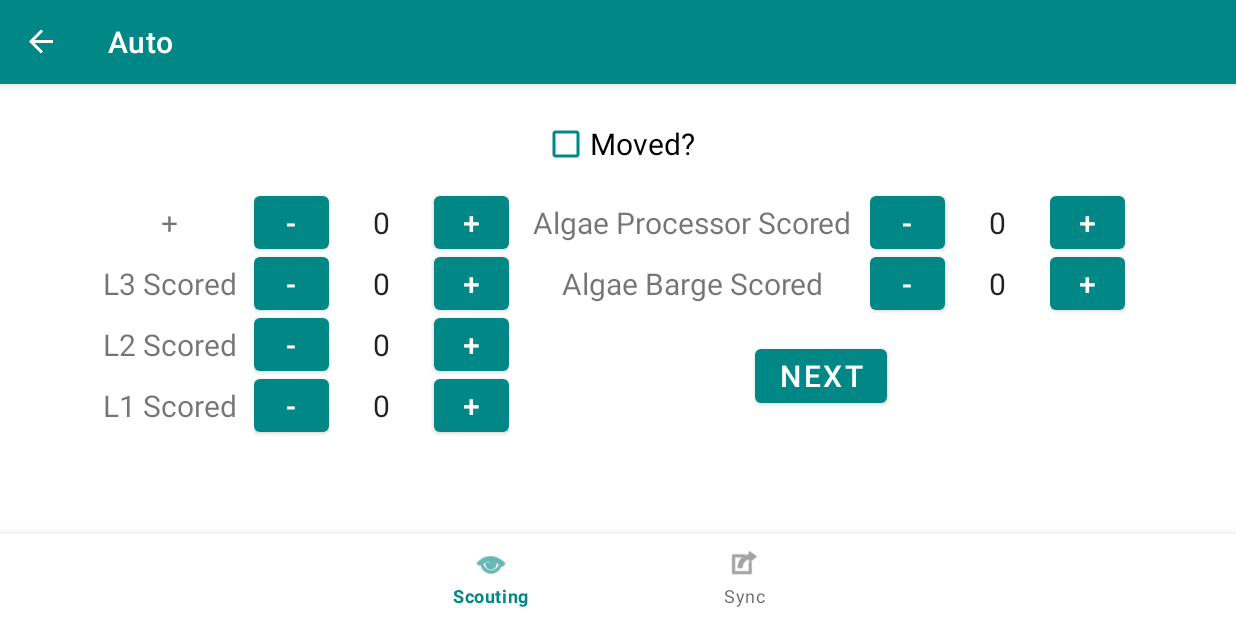
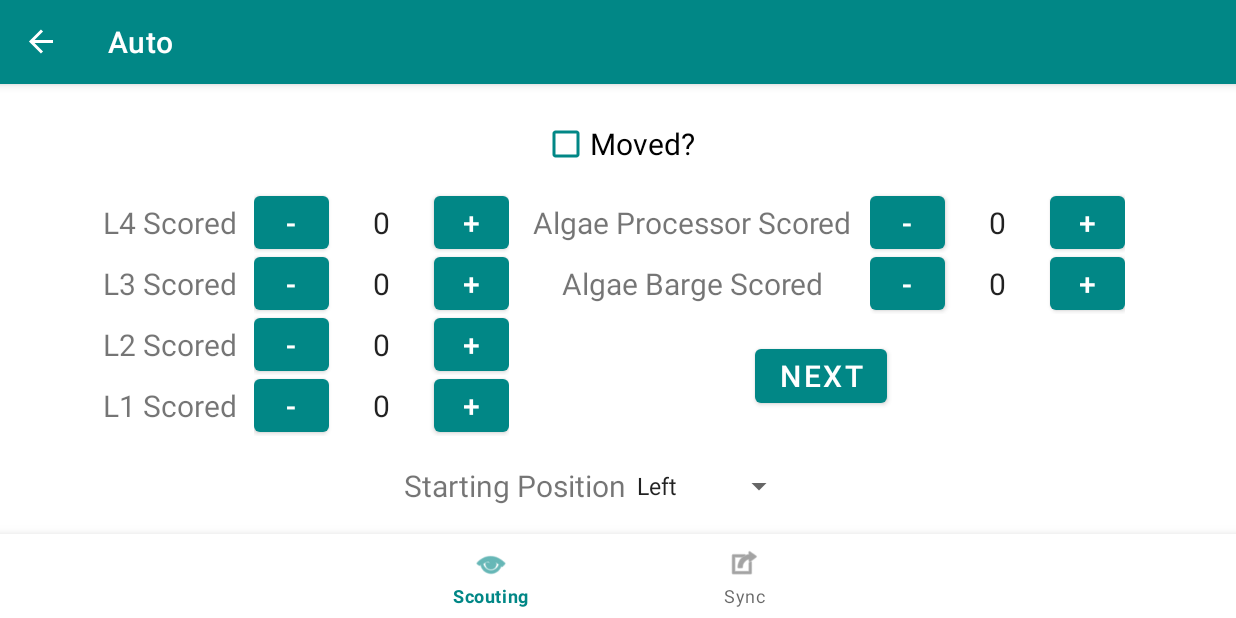
Before and after one commit to team2718/ScoutingAppCharm, an Android app built with Jetpack Compose: the FragmentScoutingAuto screen opened through its navigation route, on a phone screen of 824 x 412 dp (held sideways). Run offline under Robolectric (Android 15) with nearby library versions, the phone set to English and light mode, and no system bars; our stand-ins replace Room's generated code, navigation-ui.

```diff
--- a/app/src/main/res/layout/fragment_scouting_auto.xml
+++ b/app/src/main/res/layout/fragment_scouting_auto.xml
@@ -5,6 +5,41 @@
     android:layout_width="match_parent"
     android:layout_height="match_parent"
     tools:context=".scouting.FragmentScoutingAuto">
+
+    <LinearLayout
+        android:id="@+id/linearLayout2"
+        android:layout_width="wrap_content"
+        android:layout_height="wrap_content"
+        android:layout_marginTop="180dp"
+        android:orientation="horizontal"
+        app:layout_constraintEnd_toEndOf="parent"
+        app:layout_constraintHorizontal_bias="0.477"
+        app:layout_constraintStart_toStartOf="parent"
+        app:layout_constraintTop_toBottomOf="@+id/movedCheckbox">
+
+        <TableRow
+            android:layout_width="match_parent"
+            android:layout_height="match_parent"
+            android:gravity="center">
+
+            <TextView
+                android:layout_width="wrap_content"
+                android:layout_height="wrap_content"
+                android:gravity="center"
+                android:text="@string/startpos"
+                android:textSize="20sp" />
+
+            <Spinner
+                android:id="@+id/spinner"
+                android:layout_width="match_parent"
+                android:layout_height="wrap_content"
+                android:layout_gravity="center"
+                android:entries="@array/startPosTypes"
+                android:minHeight="48dp"
+                android:spinnerMode="dialog" />
+
+        </TableRow>
+    </LinearLayout>
 
     <CheckBox
         android:id="@+id/movedCheckbox"
--- a/app/src/main/res/values/strings.xml
+++ b/app/src/main/res/values/strings.xml
@@ -17,7 +17,7 @@
     <string name="AL1Scored">L1 Scored</string>
     <string name="AL2Scored">L2 Scored</string>
     <string name="AL3Scored">L3 Scored</string>
-    <string name="AL4Scored">+</string>
+    <string name="AL4Scored">L4 Scored</string>
     <string name="Aalgae_barge_scored">Algae Barge Scored</string>
     <string name="Aalgae_processor_scored">Algae Processor Scored</string>
     <string name="Adislodged_algae">Dislodged Algae?</string>
@@ -56,11 +56,25 @@
         <item>4</item>
         <item>5</item>
     </string-array>
+    <string-array name="allianceSides">
+        <item>Red</item>
+        <item>Blue</item>
+    </string-array>
     <string-array name="hangTypes">
         <item>None</item>
         <item>Park</item>
         <item>Shallow</item>
         <item>Deep</item>
+    </string-array>
+    <string-array name="startPosTypes">
+        <item>Left</item>
+        <item>Middle</item>
+        <item>Right</item>
+    </string-array>
+    <string-array name="cardTypes">
+        <item>None</item>
+        <item>Yellow</item>
+        <item>Red</item>
     </string-array>
     <!-- TODO: Remove or change this placeholder text -->
     <string name="hello_blank_fragment">Hello blank fragment</string>
@@ -76,7 +90,10 @@
     <string name="navbar_scouting_match_info">Match Info</string>
     <string name="continue_report_subtext">Match %d  Team %d</string>
     <string name="hang">Hang</string>
+    <string name="startpos">Starting Position</string>
     <string name="Talgae_human_scored">Algae Human Scored</string>
     <string name="navbar_post_match">Post Match</string>
     <string name="saved_matches">Saved Matches</string>
+    <string name="alliance">Alliance</string>
+    <string name="cards">Cards Recieved</string>
 </resources>
```
Also changed, not shown: app/src/main/res/layout/fragment_scouting_match_info.xml (+19 -1 lines), app/src/main/res/layout/fragment_scouting_post_match.xml (+30 -5 lines).
